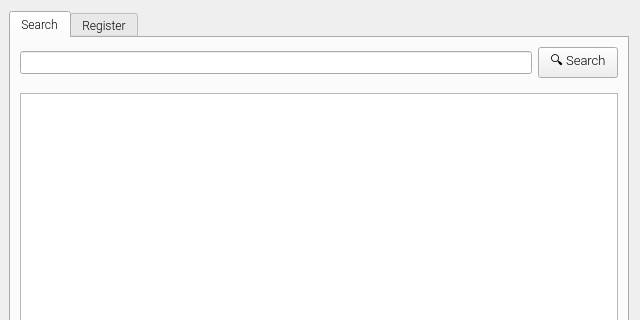
This is app/ui/iscc.ui in coblo/gui-demo as Qt 5 draws it before an edit; both pictures show x 0 to 640 and y 0 to 320 of the 640 by 480 pixel window. The edited form follows.
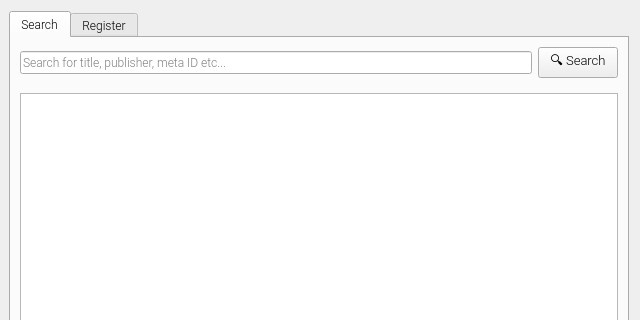
This is the edited form.

The edit to the form file:
```diff
--- a/app/ui/iscc.ui
+++ b/app/ui/iscc.ui
@@ -54,7 +54,11 @@
            <number>9</number>
           </property>
           <item>
-           <widget class="QLineEdit" name="edit_search_iscc"/>
+           <widget class="QLineEdit" name="edit_search_iscc">
+            <property name="placeholderText">
+             <string>Search for title, publisher, meta ID etc...</string>
+            </property>
+           </widget>
           </item>
           <item>
            <widget class="QPushButton" name="btn_search_iscc">
```
